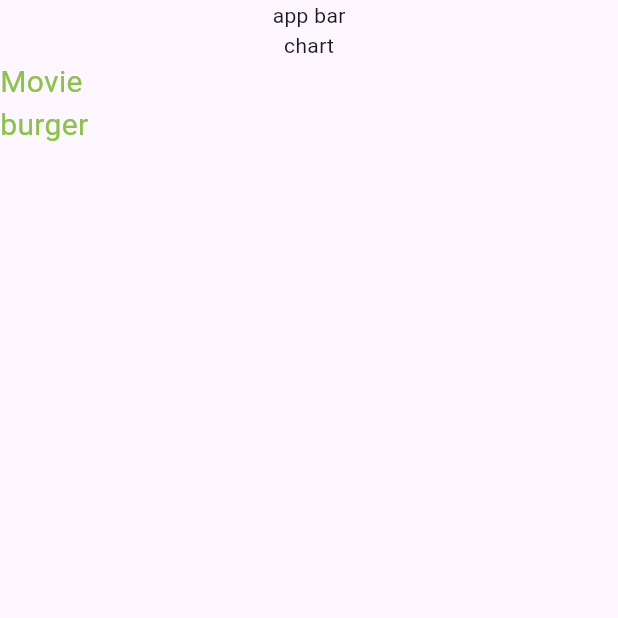
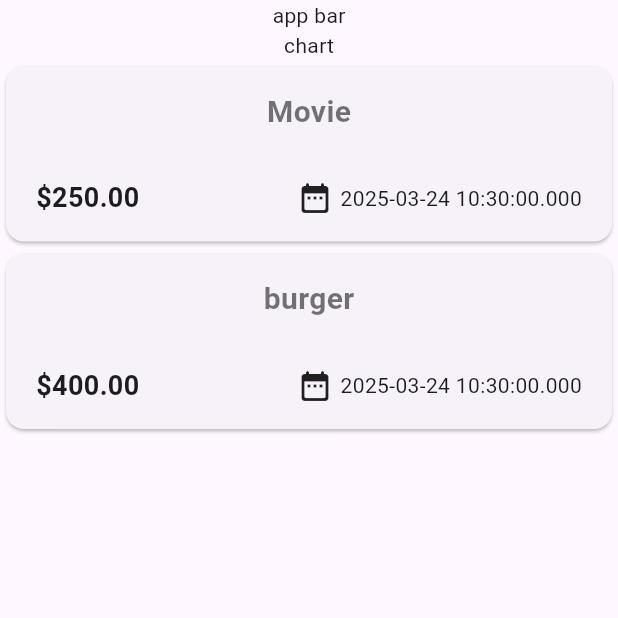
Before and after one commit to nathe444/mobile_expense_tracker, a Flutter app: the screen it shows after launch, on a phone screen of 412 x 824 dp, the top half of it. Run offline on Flutter 3.47's test engine with Material 3 defaults, Android fonts, the phone set to English and light mode, and no system bars.

Commit message:
items card

```diff
--- a/lib/main.dart
+++ b/lib/main.dart
@@ -1,5 +1,5 @@
 import "package:flutter/material.dart";
-import "package:expense_tracker/expenses.dart";
+import "package:expense_tracker/widgets/expenses.dart";
 
 void main() {
   runApp(const MaterialApp(home: Expenses()));
--- a/lib/expenses.dart
+++ b/lib/widgets/expenses.dart
@@ -1,6 +1,6 @@
 import 'package:expense_tracker/models/expense.dart';
 import 'package:flutter/material.dart';
-import 'package:expense_tracker/expenses_list.dart';
+import 'package:expense_tracker/widgets/expenses_list/expenses_list.dart';
 
 class Expenses extends StatefulWidget {
   const Expenses({super.key});
--- /dev/null
+++ b/lib/widgets/expenses_list/expense_item.dart
@@ -0,0 +1,40 @@
+import 'package:expense_tracker/models/expense.dart';
+import 'package:flutter/material.dart';
+
+class ExpenseItem extends StatelessWidget {
+  const ExpenseItem(this.expense, {super.key});
+  final Expense expense;
+
+  @override
+  Widget build(BuildContext context) {
+    return Card(
+      child: Padding(
+        padding: const EdgeInsets.symmetric(horizontal: 20.0, vertical: 16.0),
+        child: Column(
+          children: [
+            Text(expense.title,
+                style: const TextStyle(
+                    color: Colors.black54, fontSize: 20.0, fontWeight: FontWeight.bold)),
+            const SizedBox(height: 30.0),
+            Row(
+              children: [
+                Text(
+                  '\$${expense.amount.toStringAsFixed(2)}',
+                  style: const TextStyle(fontWeight: FontWeight.bold, fontSize: 18.0),
+                ),
+                const Spacer(),
+                Row(
+                  children: [
+                    const Icon(Icons.date_range_rounded),
+                    const SizedBox(width: 5.00),
+                    Text(expense.date.toString())
+                  ],
+                )
+              ],
+            )
+          ],
+        ),
+      ),
+    );
+  }
+}
--- a/lib/expenses_list.dart
+++ b/lib/widgets/expenses_list/expenses_list.dart
@@ -1,3 +1,4 @@
+import 'package:expense_tracker/widgets/expenses_list/expense_item.dart';
 import 'package:flutter/material.dart';
 import 'package:expense_tracker/models/expense.dart';
 
@@ -10,10 +11,7 @@ class ExpensesList extends StatelessWidget {
   Widget build(BuildContext context) {
     return ListView.builder(
         itemCount: expenses.length,
-        itemBuilder: (ctx, index) => Text(
-              expenses[index].title,
-              style: const TextStyle(fontSize: 20.0, color: Colors.lightGreen),
-            ));
+        itemBuilder: (ctx, index) => ExpenseItem(expenses[index]));
 
     // return Row(
     //   children: [
```
